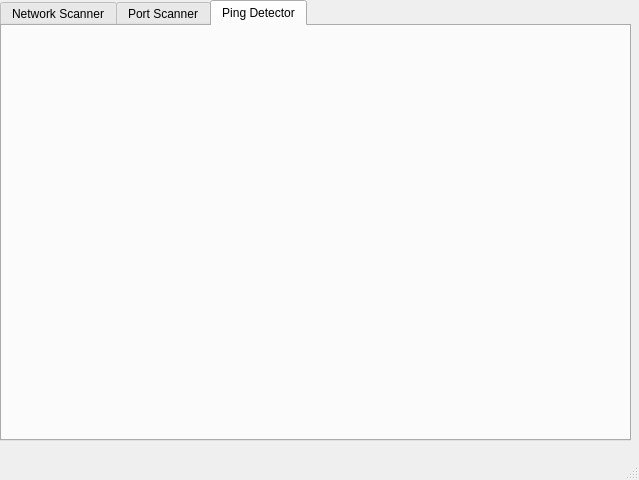
jebr/network-monitoring, file src/resources/ui/main.ui: the form before one commit.
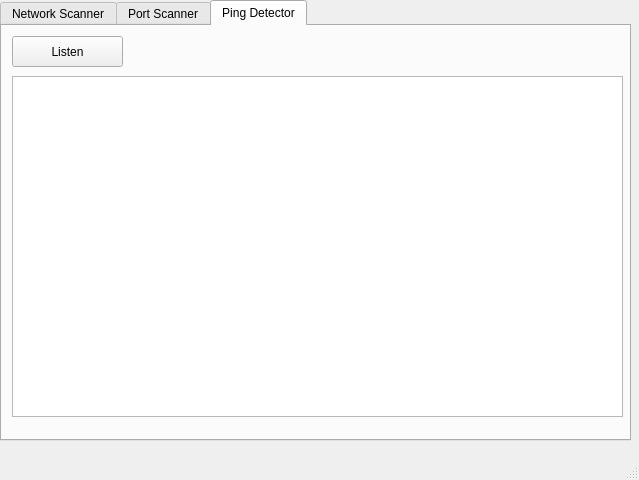
The form after the commit. The open tabs and pages were chosen to show the change.

Commit message: [feat] Ping Detector

Diff of the .ui file:
```diff
--- a/src/resources/ui/main.ui
+++ b/src/resources/ui/main.ui
@@ -341,20 +341,33 @@
      <attribute name="title">
       <string>Ping Detector</string>
      </attribute>
-     <widget class="QLabel" name="lb_comming_soon">
+     <widget class="QPushButton" name="ping_listen_button">
       <property name="geometry">
        <rect>
         <x>10</x>
-        <y>20</y>
-        <width>611</width>
-        <height>371</height>
+        <y>10</y>
+        <width>111</width>
+        <height>31</height>
        </rect>
       </property>
       <property name="text">
-       <string/>
+       <string>Listen</string>
       </property>
-      <property name="alignment">
-       <set>Qt::AlignCenter</set>
+      <property name="shortcut">
+       <string>Return</string>
+      </property>
+     </widget>
+     <widget class="QTableWidget" name="ping_results_table">
+      <property name="geometry">
+       <rect>
+        <x>10</x>
+        <y>50</y>
+        <width>611</width>
+        <height>341</height>
+       </rect>
+      </property>
+      <property name="sortingEnabled">
+       <bool>true</bool>
       </property>
      </widget>
     </widget>
```
Left out of the diff: 2 changed lines with no effect on the pictures. The commit also changes 1 other file.
